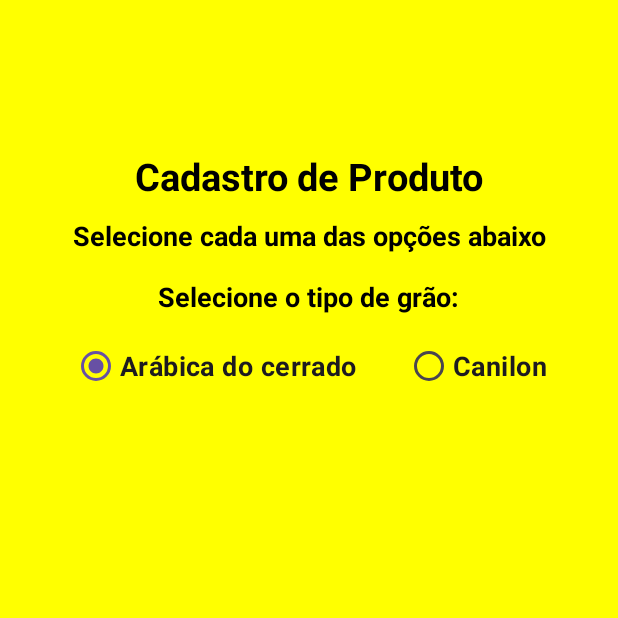
After one commit to pp23-if/TrabalhoFinalPDMPedroAugustoVieiraDeFreitas, an Android app: the CadastroProdutoController screen opened directly, with no data from a screen before it, on a phone screen of 412 x 824 dp, the top half of it. The commit adds this screen. Run offline under Robolectric (Android 15) with nearby library versions, the phone set to English and light mode, and no system bars.

Commit message:
fiz a primeira opcao de radio button

```diff
--- a/app/src/main/AndroidManifest.xml
+++ b/app/src/main/AndroidManifest.xml
@@ -31,6 +31,7 @@
         <activity android:name="trabalhofinalpdmpedroaugustovieiradefreitas.main.controller.AtualizacaoClienteController" />
         <activity android:name="trabalhofinalpdmpedroaugustovieiradefreitas.main.controller.SelecaoClientesExclusaoController" />
         <activity android:name="trabalhofinalpdmpedroaugustovieiradefreitas.main.controller.ExclusaoClienteController" />
+        <activity android:name="trabalhofinalpdmpedroaugustovieiradefreitas.main.controller.CadastroProdutoController" />
     </application>
 
 </manifest>
--- /dev/null
+++ b/app/src/main/java/trabalhofinalpdmpedroaugustovieiradefreitas/main/controller/CadastroProdutoController.kt
@@ -0,0 +1,31 @@
+package trabalhofinalpdmpedroaugustovieiradefreitas.main.controller
+
+import android.content.Intent
+import androidx.appcompat.app.AppCompatActivity
+import android.os.Bundle
+import android.util.Log
+import android.view.LayoutInflater
+import android.view.View
+import android.widget.Button
+import android.widget.EditText
+import android.widget.TextView
+import android.widget.Toast
+import androidx.appcompat.app.AlertDialog
+import androidx.lifecycle.lifecycleScope
+import kotlinx.coroutines.*
+import trabalhofinalpdmpedroaugustovieiradefreitas.main.R
+import trabalhofinalpdmpedroaugustovieiradefreitas.main.model.Cliente
+import trabalhofinalpdmpedroaugustovieiradefreitas.main.model.ClienteDAO
+import java.util.concurrent.ExecutorService
+import java.util.concurrent.Executors
+
+class CadastroProdutoController : AppCompatActivity() {
+
+    override fun onCreate(savedInstanceState: Bundle?) {
+        super.onCreate(savedInstanceState)
+        setContentView(R.layout.activity_cadastro_produto)
+
+        //Log.i("Erro", "O OBJETO E: $cliente")
+
+    }
+}
--- a/app/src/main/java/trabalhofinalpdmpedroaugustovieiradefreitas/main/controller/ProdutoController.kt
+++ b/app/src/main/java/trabalhofinalpdmpedroaugustovieiradefreitas/main/controller/ProdutoController.kt
@@ -1,5 +1,6 @@
 package trabalhofinalpdmpedroaugustovieiradefreitas.main.controller
 
+import android.content.Intent
 import androidx.appcompat.app.AppCompatActivity
 import android.os.Bundle
 import android.widget.Button
@@ -24,6 +25,27 @@ class ProdutoController : AppCompatActivity() {
         {
             this.finish()
         }
+
+        botaoCadastroProduto.setOnClickListener()
+        {
+            var intent = Intent(this, CadastroProdutoController::class.java);
+            startActivity(intent);
+        }
+
+        botaoVisualizacaoProduto.setOnClickListener()
+        {
+
+        }
+
+        botaoAlteracaoProduto.setOnClickListener()
+        {
+
+        }
+
+        botaoExclusaoProduto.setOnClickListener()
+        {
+
+        }
     }
 
     fun inicializaBotoes ()
--- a/app/src/main/java/trabalhofinalpdmpedroaugustovieiradefreitas/main/model/Produto.kt
+++ b/app/src/main/java/trabalhofinalpdmpedroaugustovieiradefreitas/main/model/Produto.kt
@@ -3,7 +3,7 @@ package trabalhofinalpdmpedroaugustovieiradefreitas.main.model
 
 import android.os.Parcelable
 import kotlinx.parcelize.Parcelize
-import java.time.LocalDateTime
+
 
 
 @Parcelize
--- /dev/null
+++ b/app/src/main/java/trabalhofinalpdmpedroaugustovieiradefreitas/main/model/ProdutoDAO.java
@@ -0,0 +1,4 @@
+package trabalhofinalpdmpedroaugustovieiradefreitas.main.model;
+
+public class ProdutoDAO {
+}
--- /dev/null
+++ b/app/src/main/res/layout/activity_cadastro_produto.xml
@@ -0,0 +1,138 @@
+<?xml version="1.0" encoding="utf-8"?>
+<androidx.constraintlayout.widget.ConstraintLayout xmlns:android="http://schemas.android.com/apk/res/android"
+    xmlns:app="http://schemas.android.com/apk/res-auto"
+    xmlns:tools="http://schemas.android.com/tools"
+    android:layout_width="match_parent"
+    android:layout_height="match_parent"
+    android:background="@color/yellow">
+
+    <View
+        android:id="@+id/ContainerCadastroProduto"
+        android:layout_width="391dp"
+        android:layout_height="691dp"
+        android:layout_marginHorizontal="20dp"
+        android:background="@drawable/container_cadastro_cliente"
+        app:layout_constraintBottom_toBottomOf="parent"
+        app:layout_constraintEnd_toEndOf="parent"
+        app:layout_constraintStart_toStartOf="parent"
+        app:layout_constraintTop_toTopOf="parent" />
+
+    <TextView
+        android:id="@+id/txtTitleCadastroProduto"
+        android:layout_width="wrap_content"
+        android:layout_height="wrap_content"
+        android:layout_marginTop="33dp"
+        android:text="@string/CadastroProduto"
+        android:textColor="@color/black"
+        android:textSize="25sp"
+        android:textStyle="bold"
+        app:layout_constraintEnd_toEndOf="@id/ContainerCadastroProduto"
+        app:layout_constraintStart_toStartOf="@id/ContainerCadastroProduto"
+        app:layout_constraintTop_toTopOf="@id/ContainerCadastroProduto" />
+
+    <TextView
+        android:id="@+id/txtDescCadastroProduto"
+        android:layout_width="wrap_content"
+        android:layout_height="wrap_content"
+        android:layout_marginTop="10dp"
+        android:text="@string/selecaoInfoProduto"
+        android:textColor="@color/black"
+        android:textSize="18sp"
+        android:textStyle="bold"
+        app:layout_constraintEnd_toEndOf="@id/ContainerCadastroProduto"
+        app:layout_constraintStart_toStartOf="@id/ContainerCadastroProduto"
+        app:layout_constraintTop_toBottomOf="@id/txtTitleCadastroProduto" />
+
+    <!--
+    <EditText
+        android:id="@+id/editCpf"
+        android:layout_width="match_parent"
+        android:layout_height="wrap_content"
+        android:hint="Cpf"
+        android:textColor="@color/black"
+        android:background="@drawable/container_campos_dados"
+        app:layout_constraintTop_toBottomOf="@id/txtDescCadastroCliente"
+        app:layout_constraintStart_toStartOf="@id/ContainerCadastroProduto"
+        app:layout_constraintEnd_toEndOf="@id/ContainerCadastroProduto"
+        android:layout_marginHorizontal="40dp"
+        android:layout_marginTop="23dp"
+        android:padding="15dp"
+        android:inputType="text"
+        android:maxLines="1"
+        android:textColorHint="@color/black" />
+
+
+    <Button
+        android:id="@+id/botaoCadastrarCliente"
+        android:layout_width="match_parent"
+        android:layout_height="wrap_content"
+        android:layout_marginHorizontal="40dp"
+        android:backgroundTint="@color/blue"
+        android:padding="15dp"
+        android:text="@string/cadastrar"
+        android:textColor="@color/white"
+        android:textSize="18sp"
+        android:textStyle="bold"
+        app:cornerRadius="30dp"
+        app:layout_constraintBottom_toBottomOf="@id/ContainerCadastroProduto"
+        app:layout_constraintEnd_toEndOf="@id/ContainerCadastroProduto"
+        app:layout_constraintHorizontal_bias="1.0"
+        app:layout_constraintStart_toStartOf="@id/ContainerCadastroProduto"
+        app:layout_constraintTop_toTopOf="@id/editInstagram"
+        app:layout_constraintVertical_bias="0.917" />
+    -->
+
+    <TextView
+        android:id="@+id/txtTitleSelecaoTipoGrao"
+        android:layout_width="wrap_content"
+        android:layout_height="wrap_content"
+        android:layout_marginTop="16dp"
+        android:text="@string/tipoGrao"
+        android:textColor="@color/black"
+        android:textSize="18sp"
+        android:textStyle="bold"
+        app:layout_constraintEnd_toEndOf="@id/ContainerCadastroProduto"
+        app:layout_constraintHorizontal_bias="0.497"
+        app:layout_constraintStart_toStartOf="@id/ContainerCadastroProduto"
+        app:layout_constraintTop_toBottomOf="@id/txtDescCadastroProduto" />
+
+    <RadioGroup
+        android:id="@+id/grupoSelecaoTipoGrao"
+        android:layout_width="wrap_content"
+        android:layout_height="wrap_content"
+        android:gravity="center"
+        android:orientation="horizontal"
+        android:padding="10dp"
+        tools:layout_editor_absoluteX="38dp"
+        tools:layout_editor_absoluteY="202dp"
+        app:layout_constraintEnd_toEndOf="@id/ContainerCadastroProduto"
+        app:layout_constraintStart_toStartOf="@id/ContainerCadastroProduto"
+        app:layout_constraintTop_toBottomOf="@id/txtTitleSelecaoTipoGrao">
+
+        <RadioButton
+            android:id="@+id/botaoArabicaDoCerrado"
+            android:layout_width="wrap_content"
+            android:layout_height="wrap_content"
+            android:layout_marginEnd="16dp"
+            android:buttonTint="@color/green"
+            android:checked="true"
+            android:text="@string/arabicaDoCerrado"
+            android:textSize="18sp"
+            android:textStyle="bold" />
+
+        <RadioButton
+            android:id="@+id/botaoCanilon"
+            android:layout_width="wrap_content"
+            android:layout_height="wrap_content"
+            android:layout_marginStart="16dp"
+            android:buttonTint="@color/green"
+            android:checked="false"
+            android:text="@string/Canilon"
+            android:textSize="18sp"
+            android:textStyle="bold" />
+    </RadioGroup>
+
+
+
+
+</androidx.constraintlayout.widget.ConstraintLayout>
--- /dev/null
+++ b/app/src/main/res/layout/activity_selecao_tipo_grao.xml
@@ -0,0 +1,38 @@
+<?xml version="1.0" encoding="utf-8"?>
+<LinearLayout xmlns:android="http://schemas.android.com/apk/res/android"
+    android:layout_width="match_parent"
+    android:layout_height="match_parent"
+    android:orientation="vertical"
+    android:gravity="center">
+
+    <RadioGroup
+        android:layout_width="wrap_content"
+        android:layout_height="wrap_content"
+        android:gravity="center"
+        android:orientation="horizontal">
+
+        <RadioButton
+            android:id="@+id/botaoArabicaDoCerrado"
+            android:layout_width="wrap_content"
+            android:layout_height="wrap_content"
+            android:layout_marginEnd="16dp"
+            android:buttonTint="@color/green"
+            android:checked="true"
+            android:text="@string/arabicaDoCerrado"
+            android:textSize="18sp"
+            android:textStyle="bold" />
+
+        <RadioButton
+            android:id="@+id/botaoCanilon"
+            android:layout_width="wrap_content"
+            android:layout_height="wrap_content"
+            android:buttonTint="@color/green"
+            android:checked="false"
+            android:textSize="18sp"
+            android:text="@string/Canilon"
+            android:textStyle="bold"
+            android:layout_marginStart="16dp"/>
+
+    </RadioGroup>
+
+</LinearLayout>
--- a/app/src/main/res/values/strings.xml
+++ b/app/src/main/res/values/strings.xml
@@ -48,4 +48,12 @@
     <string name="excluindoCliente">Excluindo cliente, aguarde...</string>
     <string name="clienteExclusaoSucesso">Cliente excluído com sucesso.</string>
     <string name="impossibilidadeMomentaneaExclusaoCliente">No momento não foi possível excluir o cliente. Por favor tente novamente mais tarde.</string>
+    <string name="CadastroProduto">Cadastro de Produto</string>
+    <string name="selecaoInfoProduto">Selecione cada uma das opções abaixo</string>
+    <string name="tipoGrao">Selecione o tipo de grão:</string>
+    <string name="arabicaDoCerrado">Arábica do cerrado</string>
+    <string name="Canilon">Canilon</string>
+    <string name="pontoTorra">Selecione o ponto da torra:</string>
+    <string name="media">Média</string>
+    <string name="forte">Forte</string>
 </resources>
```
